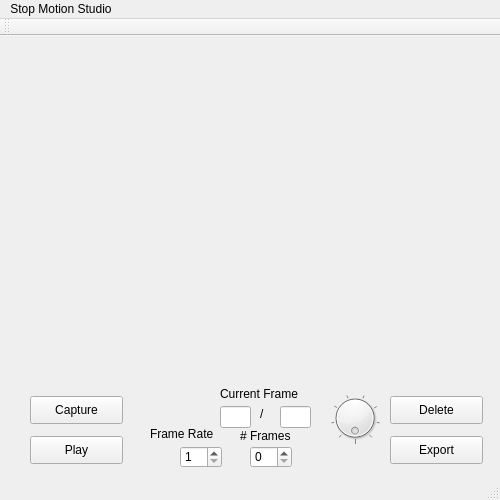
Qt form mainwindow.ui (danielsbonnin/rpiStopMotion) before a commit.
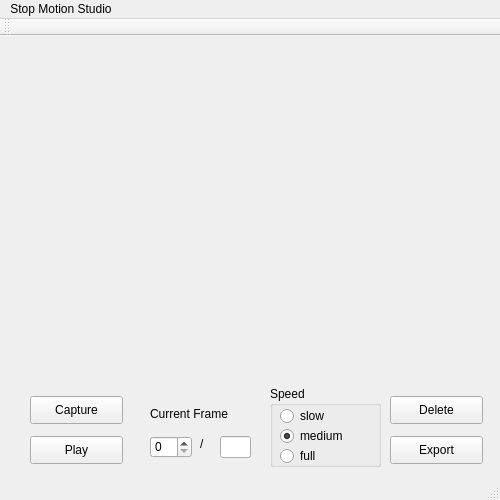
The same form after that commit.

Commit message: replaced dial with spinbox

Patch:
```diff
--- a/mainwindow.ui
+++ b/mainwindow.ui
@@ -14,37 +14,6 @@
    <string>MainWindow</string>
   </property>
   <widget class="QWidget" name="centralWidget">
-   <widget class="QDial" name="dial">
-    <property name="geometry">
-     <rect>
-      <x>330</x>
-      <y>350</y>
-      <width>50</width>
-      <height>64</height>
-     </rect>
-    </property>
-    <property name="minimum">
-     <number>1</number>
-    </property>
-    <property name="maximum">
-     <number>10</number>
-    </property>
-    <property name="pageStep">
-     <number>10</number>
-    </property>
-    <property name="value">
-     <number>1</number>
-    </property>
-    <property name="tracking">
-     <bool>true</bool>
-    </property>
-    <property name="wrapping">
-     <bool>true</bool>
-    </property>
-    <property name="notchesVisible">
-     <bool>true</bool>
-    </property>
-   </widget>
    <widget class="QPushButton" name="captureButton">
     <property name="geometry">
      <rect>
@@ -64,58 +33,6 @@
      <string>Capture</string>
     </property>
    </widget>
-   <widget class="QSpinBox" name="frameRateSpinBox">
-    <property name="geometry">
-     <rect>
-      <x>180</x>
-      <y>410</y>
-      <width>42</width>
-      <height>22</height>
-     </rect>
-    </property>
-    <property name="minimum">
-     <number>1</number>
-    </property>
-    <property name="maximum">
-     <number>30</number>
-    </property>
-   </widget>
-   <widget class="QLabel" name="label">
-    <property name="geometry">
-     <rect>
-      <x>150</x>
-      <y>390</y>
-      <width>81</width>
-      <height>16</height>
-     </rect>
-    </property>
-    <property name="text">
-     <string>Frame Rate</string>
-    </property>
-   </widget>
-   <widget class="QSpinBox" name="numFramesSpinBox">
-    <property name="geometry">
-     <rect>
-      <x>250</x>
-      <y>410</y>
-      <width>42</width>
-      <height>22</height>
-     </rect>
-    </property>
-   </widget>
-   <widget class="QLabel" name="label_2">
-    <property name="geometry">
-     <rect>
-      <x>240</x>
-      <y>390</y>
-      <width>71</width>
-      <height>20</height>
-     </rect>
-    </property>
-    <property name="text">
-     <string># Frames</string>
-    </property>
-   </widget>
    <widget class="QPushButton" name="playButton">
     <property name="geometry">
      <rect>
@@ -174,8 +91,8 @@
    <widget class="QLabel" name="currentFrameLabel">
     <property name="geometry">
      <rect>
-      <x>220</x>
-      <y>350</y>
+      <x>150</x>
+      <y>370</y>
       <width>91</width>
       <height>16</height>
      </rect>
@@ -184,21 +101,11 @@
      <string>Current Frame</string>
     </property>
    </widget>
-   <widget class="QLineEdit" name="currentFrame">
-    <property name="geometry">
-     <rect>
-      <x>220</x>
-      <y>370</y>
-      <width>31</width>
-      <height>22</height>
-     </rect>
-    </property>
-   </widget>
    <widget class="QLineEdit" name="numFrames">
     <property name="geometry">
      <rect>
-      <x>280</x>
-      <y>370</y>
+      <x>220</x>
+      <y>400</y>
       <width>31</width>
       <height>22</height>
      </rect>
@@ -207,8 +114,8 @@
    <widget class="QLabel" name="label_3">
     <property name="geometry">
      <rect>
-      <x>260</x>
-      <y>370</y>
+      <x>200</x>
+      <y>400</y>
       <width>55</width>
       <height>16</height>
      </rect>
@@ -217,6 +124,83 @@
      <string>/</string>
     </property>
    </widget>
+   <widget class="QSpinBox" name="currentFrame">
+    <property name="geometry">
+     <rect>
+      <x>150</x>
+      <y>400</y>
+      <width>42</width>
+      <height>22</height>
+     </rect>
+    </property>
+    <property name="styleSheet">
+     <string notr="true">QLabel{&quot;color: red;}&quot;</string>
+    </property>
+   </widget>
+   <widget class="QGroupBox" name="speedGroup">
+    <property name="geometry">
+     <rect>
+      <x>270</x>
+      <y>350</y>
+      <width>111</width>
+      <height>81</height>
+     </rect>
+    </property>
+    <property name="title">
+     <string>Speed</string>
+    </property>
+    <property name="checkable">
+     <bool>false</bool>
+    </property>
+    <property name="checked">
+     <bool>false</bool>
+    </property>
+    <widget class="QRadioButton" name="slowRadio">
+     <property name="geometry">
+      <rect>
+       <x>10</x>
+       <y>20</y>
+       <width>95</width>
+       <height>20</height>
+      </rect>
+     </property>
+     <property name="text">
+      <string>slow</string>
+     </property>
+     <property name="checked">
+      <bool>false</bool>
+     </property>
+    </widget>
+    <widget class="QRadioButton" name="mediumRadio">
+     <property name="geometry">
+      <rect>
+       <x>10</x>
+       <y>40</y>
+       <width>95</width>
+       <height>20</height>
+      </rect>
+     </property>
+     <property name="text">
+      <string>medium</string>
+     </property>
+     <property name="checked">
+      <bool>true</bool>
+     </property>
+    </widget>
+    <widget class="QRadioButton" name="fullRadio">
+     <property name="geometry">
+      <rect>
+       <x>10</x>
+       <y>60</y>
+       <width>95</width>
+       <height>20</height>
+      </rect>
+     </property>
+     <property name="text">
+      <string>full</string>
+     </property>
+    </widget>
+   </widget>
   </widget>
   <widget class="QMenuBar" name="menuBar">
    <property name="geometry">
```
The commit also changes 8 other files.
